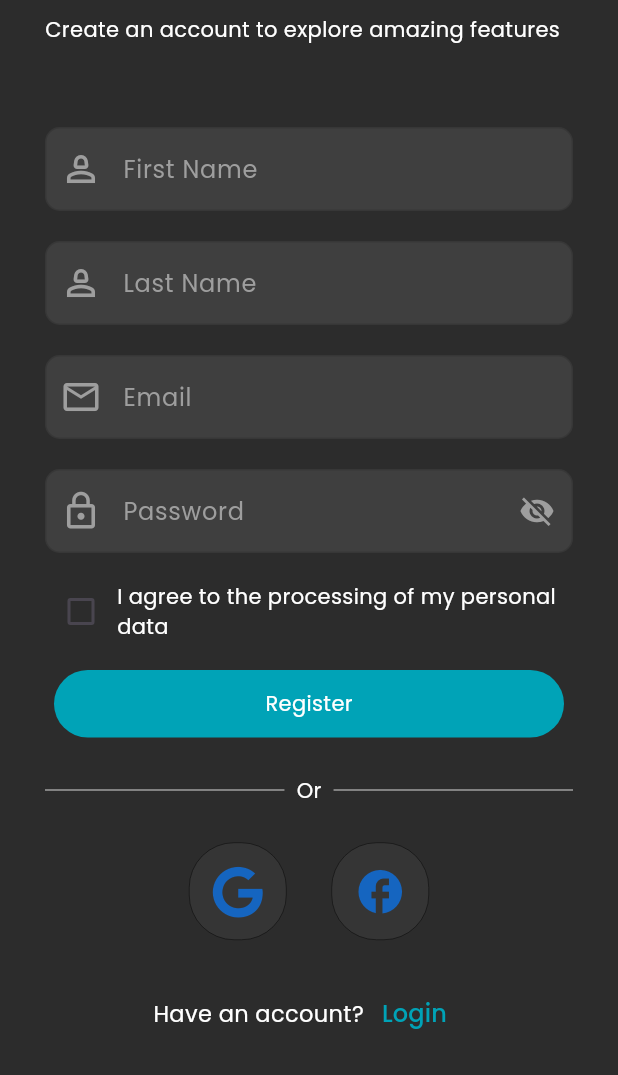
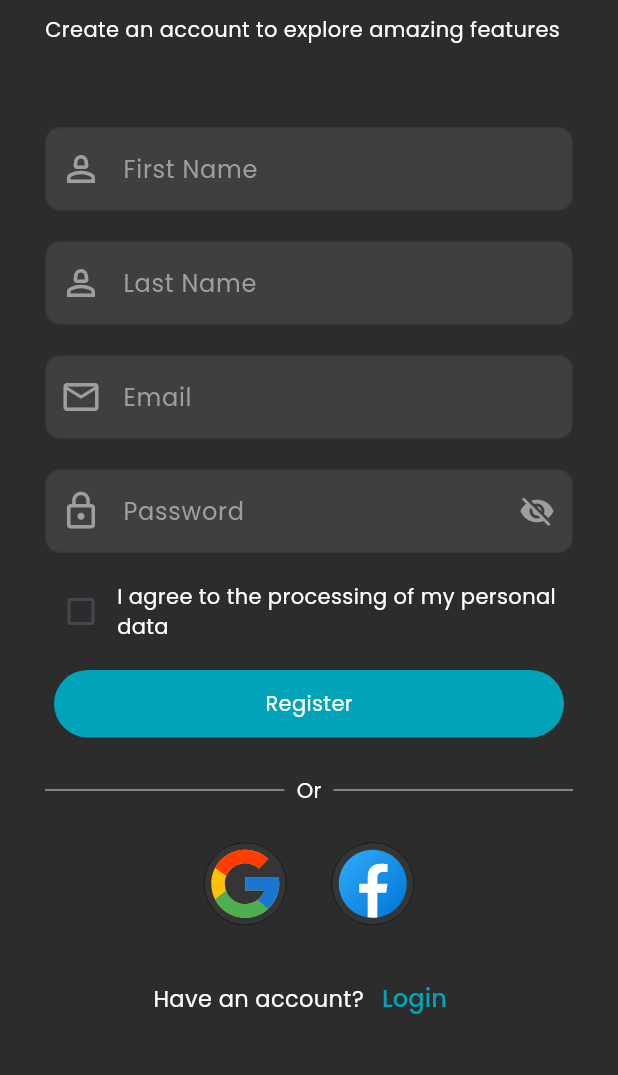
Before and after one commit to hazzemSaid/Sportify, a Flutter app: the RegisterScreen screen opened by its route, on a phone screen of 412 x 824 dp, the part 161-1236 px from its top. Run offline on Flutter 3.47's test engine with Material 3 defaults, Android fonts, the phone set to English and light mode, and no system bars; our stand-ins replace another_flutter_splash_screen, bloc, cached_network_image, carousel_slider, dio, either_dart and 11 more; accounts and stored records are empty; network calls fail; key blocks and very long unbroken strings in the code were emptied for the run.

Commit message:
update icons social

```diff
--- a/lib/features/AuthFeatures/presentation/view/screens/login_screen.dart
+++ b/lib/features/AuthFeatures/presentation/view/screens/login_screen.dart
@@ -181,11 +181,11 @@ class _LoginScreenState extends State<LoginScreen> {
                         Row(
                           mainAxisAlignment: MainAxisAlignment.center,
                           children: [
-                            buildSocialButton(FontAwesomeIcons.google, () {
+                            buildSocialButton('assets/icons/google.svg', () {
                               // Implement Google login
                             }),
                             const SizedBox(width: 30),
-                            buildSocialButton(Icons.facebook, () {
+                            buildSocialButton('assets/icons/facebook.svg', () {
                               // Implement Facebook login
                             }),
                           ],
--- a/lib/features/AuthFeatures/presentation/view/screens/register_screen.dart
+++ b/lib/features/AuthFeatures/presentation/view/screens/register_screen.dart
@@ -253,11 +253,11 @@ class _RegisterScreenState extends State<RegisterScreen> {
                         Row(
                           mainAxisAlignment: MainAxisAlignment.center,
                           children: [
-                            buildSocialButton(FontAwesomeIcons.google, () {
+                            buildSocialButton('assets/icons/google.svg', () {
                               // Implement Google login
                             }),
                             const SizedBox(width: 30),
-                            buildSocialButton(Icons.facebook, () {
+                            buildSocialButton('assets/icons/facebook.svg', () {
                               // Implement Facebook login
                             }),
                           ],
--- a/lib/features/AuthFeatures/presentation/view/widgets/buildSocialButton.dart
+++ b/lib/features/AuthFeatures/presentation/view/widgets/buildSocialButton.dart
@@ -1,17 +1,20 @@
 import 'package:flutter/material.dart';
+import 'package:flutter_svg/svg.dart';
 
-Widget buildSocialButton(IconData icon, VoidCallback onTap) {
+Widget buildSocialButton(String image, VoidCallback onTap) {
   return GestureDetector(
     onTap: onTap,
     child: Container(
-      height: 65,
-      width: 65,
+      height: 55,
+      width: 55,
       decoration: BoxDecoration(
         borderRadius: BorderRadius.circular(30),
         color: const Color(0xff353535),
         border: Border.all(width: 0.3),
       ),
-      child: Icon(icon, size: 35, color: Colors.blue[800]),
+      child: SvgPicture.asset(
+        image,
+      ),
     ),
   );
 }
--- a/pubspec.yaml
+++ b/pubspec.yaml
@@ -69,6 +69,7 @@ flutter:
   # To add assets to your application, add an assets section, like this:
   assets:
     - assets/images/
+    - assets/icons/
   # An image asset can refer to one or more resolution-specific "variants", see
   # https://flutter.dev/to/resolution-aware-images
   # For details regarding adding assets from package dependencies, see
```
Also changed, not shown: lib/features/MatchTabelDay/presentation/view/widget/leagues_tables.dart (+4 -4 lines), assets/icons/facebook.svg (added), assets/icons/google.svg (added).
